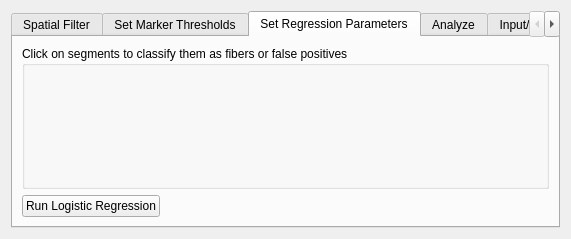
The window that myoquant.ui (Quantimus/quantimus) describes before a commit, drawn with Qt 5.
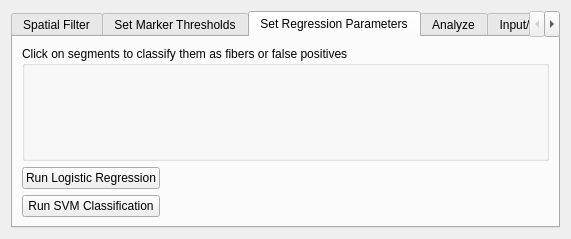
The same window after the commit. The open tabs and pages were chosen to show the change.

Commit message: added SVM classifier

```diff
--- a/myoquant.ui
+++ b/myoquant.ui
@@ -230,6 +230,13 @@
              </property>
             </spacer>
            </item>
+           <item row="1" column="0">
+            <widget class="QPushButton" name="SVM_button">
+             <property name="text">
+              <string>Run SVM Classification</string>
+             </property>
+            </widget>
+           </item>
           </layout>
          </item>
         </layout>
```
The commit also changes 1 other file.
